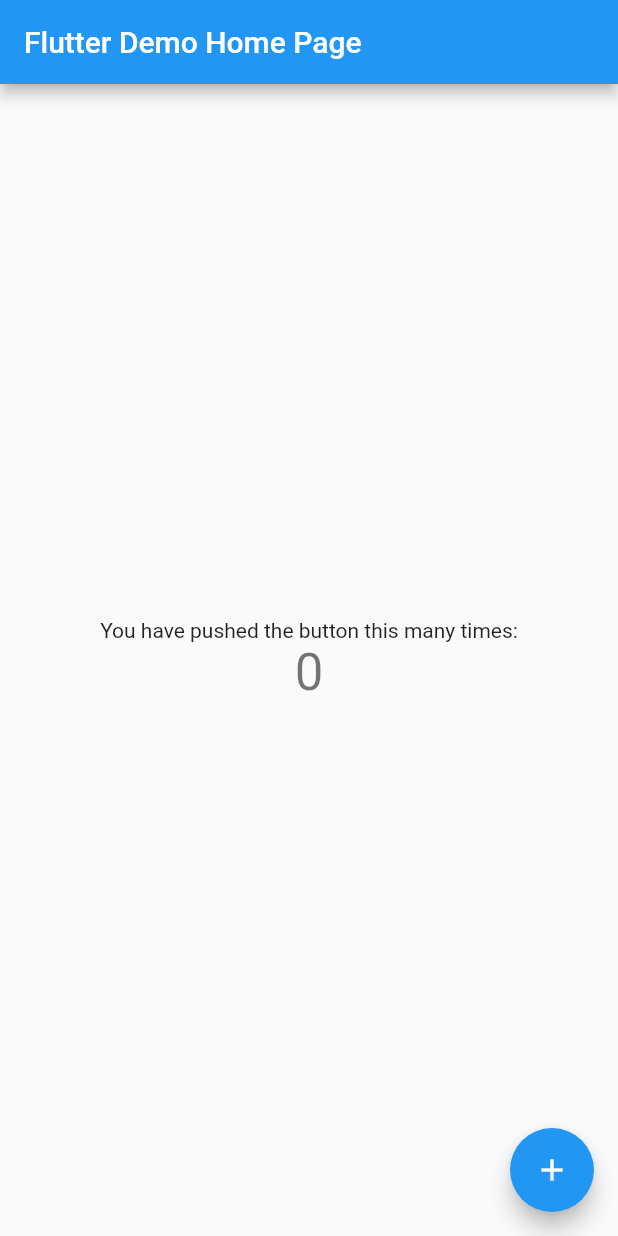
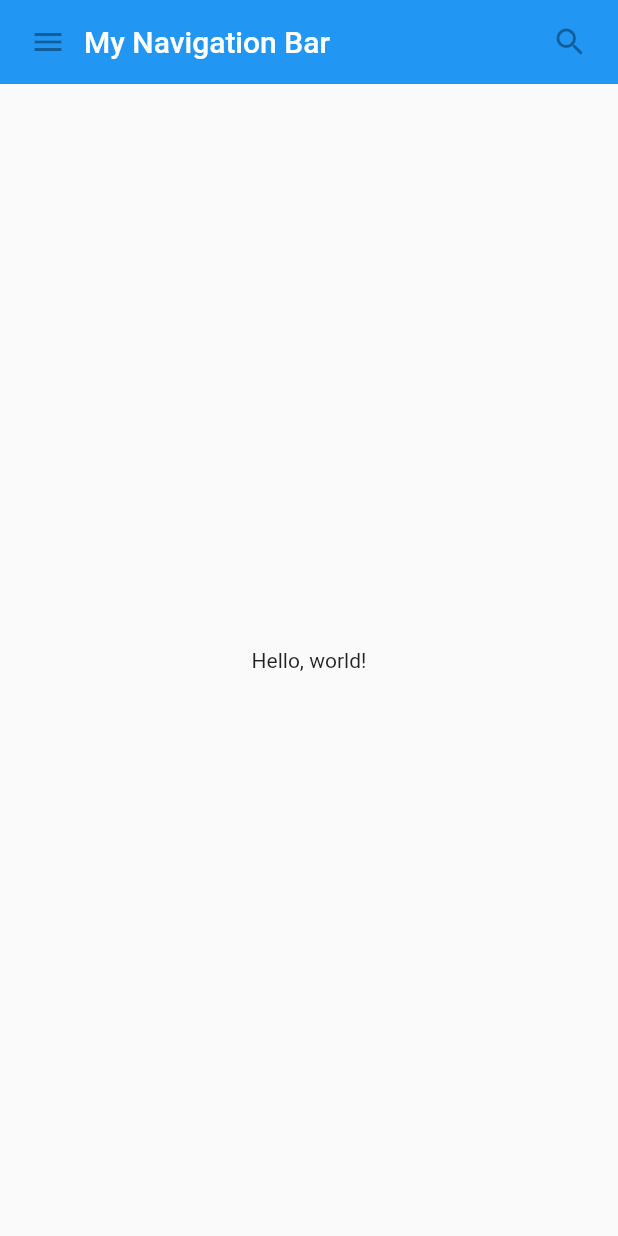
Before and after one commit to suryapradipta/flutter_widget_introduction, a Flutter app: the screen it shows after launch, on a phone screen of 412 x 824 dp. Run offline on Flutter 3.47's test engine with Material 2 defaults, Android fonts, the phone set to English and light mode, and no system bars.

Commit message:
sample widget

```diff
--- a/lib/main.dart
+++ b/lib/main.dart
@@ -1,4 +1,5 @@
 import 'package:flutter/material.dart';
+import 'package:flutter_widget_introduction/pages/00_sample_widget/my_scaffold.dart';
 
 void main() {
   runApp(const MyApp());
@@ -11,75 +12,11 @@ class MyApp extends StatelessWidget {
   Widget build(BuildContext context) {
     return MaterialApp(
       title: 'Flutter Demo',
+      debugShowCheckedModeBanner: false,
       theme: ThemeData(
         primarySwatch: Colors.blue,
       ),
-      home: const MyHomePage(title: 'Flutter Demo Home Page'),
+      home: MyScaffold(),
     );
   }
 }
-
-class MyHomePage extends StatefulWidget {
-  const MyHomePage({super.key, required this.title});
-
-  // This widget is the home page of your application. It is stateful, meaning
-  // that it has a State object (defined below) that contains fields that affect
-  // how it looks.
-
-  // This class is the configuration for the state. It holds the values (in this
-  // case the title) provided by the parent (in this case the App widget) and
-  // used by the build method of the State. Fields in a Widget subclass are
-  // always marked "final".
-
-  final String title;
-
-  @override
-  State<MyHomePage> createState() => _MyHomePageState();
-}
-
-class _MyHomePageState extends State<MyHomePage> {
-  int _counter = 0;
-
-  void _incrementCounter() {
-    setState(() {
-      // This call to setState tells the Flutter framework that something has
-      // changed in this State, which causes it to rerun the build method below
-      // so that the display can reflect the updated values. If we changed
-      // _counter without calling setState(), then the build method would not be
-      // called again, and so nothing would appear to happen.
-      _counter++;
-    });
-  }
-
-  @override
-  Widget build(BuildContext context) {
-    return Scaffold(
-      appBar: AppBar(
-        // Here we take the value from the MyHomePage object that was created by
-        // the App.build method, and use it to set our appbar title.
-        title: Text(widget.title),
-      ),
-      body: Center(
-        // Center is a layout widget. It takes a single child and positions it
-        // in the middle of the parent.
-        child: Column(
-          mainAxisAlignment: MainAxisAlignment.center,
-          children: <Widget>[
-            const Text(
-              'You have pushed the button this many times:',
-            ),
-            Text(
-              '$_counter',
-              style: Theme.of(context).textTheme.headlineMedium,
-            ),
-          ],
-        ),
-      ),
-      floatingActionButton: FloatingActionButton(
-        onPressed: _incrementCounter,
-        tooltip: 'Increment',
-        child: const Icon(Icons.add),
-      ), // This trailing comma makes auto-formatting nicer for build methods.
-    );
-  }
-}
--- /dev/null
+++ b/lib/pages/00_sample_widget/my_app_bar.dart
@@ -0,0 +1,39 @@
+import 'package:flutter/material.dart';
+
+class MyAppBar extends StatelessWidget {
+  const MyAppBar({required this.title, Key? key}) : super(key: key);
+
+  // Fields in a Widget subclass are always marked "final".
+  final Widget title;
+
+  @override
+  Widget build(BuildContext context) {
+    return Container(
+      height: 56.0,
+      padding: const EdgeInsets.symmetric(horizontal: 8.0),
+      decoration: BoxDecoration(color: Colors.blue[500]),
+
+      // Row is a horizontal, linear layout.
+      child: Row(
+        children: [
+          const IconButton(
+            onPressed: null, // null disables the button
+            icon: Icon(Icons.menu), tooltip: 'Navigation Menu',
+          ),
+
+          // Expanded expands its child
+          // to fill the available space.
+          Expanded(
+            child: title,
+          ),
+
+          const IconButton(
+            icon: Icon(Icons.search),
+            tooltip: 'Search',
+            onPressed: null,
+          ),
+        ],
+      ),
+    );
+  }
+}
--- /dev/null
+++ b/lib/pages/00_sample_widget/my_scaffold.dart
@@ -0,0 +1,29 @@
+import 'package:flutter/material.dart';
+import 'package:flutter_widget_introduction/pages/00_sample_widget/my_app_bar.dart';
+
+class MyScaffold extends StatelessWidget {
+  const MyScaffold({Key? key}) : super(key: key);
+
+  @override
+  Widget build(BuildContext context) {
+    // Material is a conceptual piece
+    // of paper on which the UI appears.
+    return Material(
+      // Column is a vertical, linear layout.
+      child: Column(
+        children: [
+          MyAppBar(
+            title: Text(
+              'My Navigation Bar',
+              style: Theme.of(context).primaryTextTheme.titleLarge,
+            ),
+          ),
+          const Expanded(
+              child: Center(
+            child: Text("Hello, world!"),
+          )),
+        ],
+      ),
+    );
+  }
+}
```
